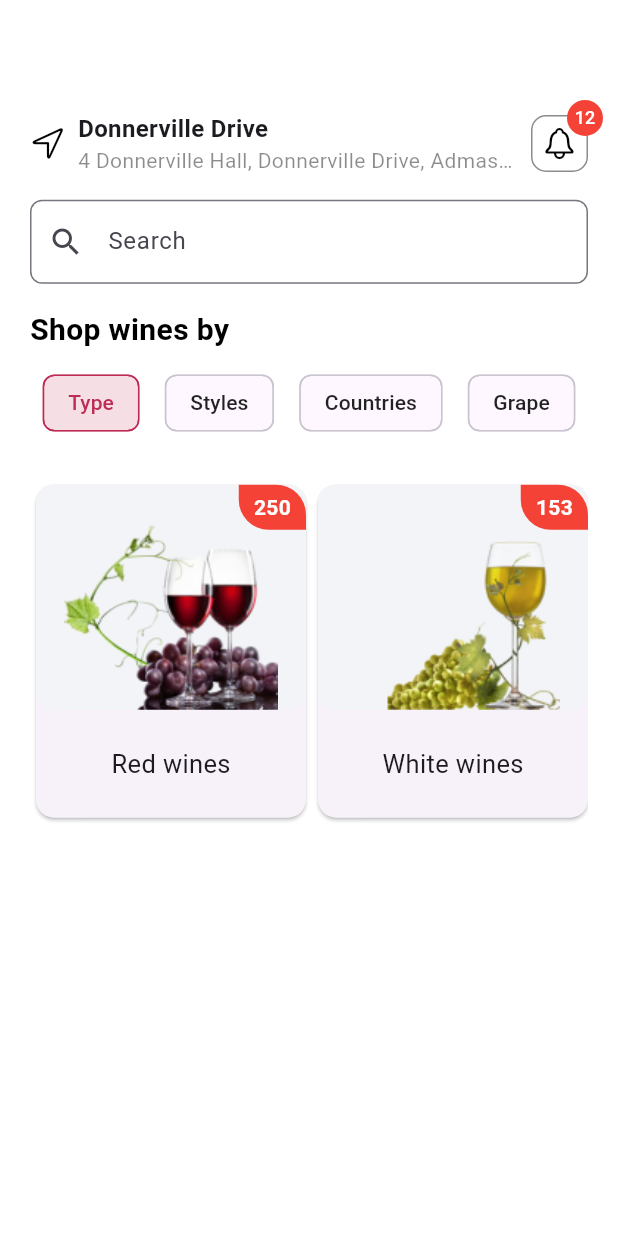
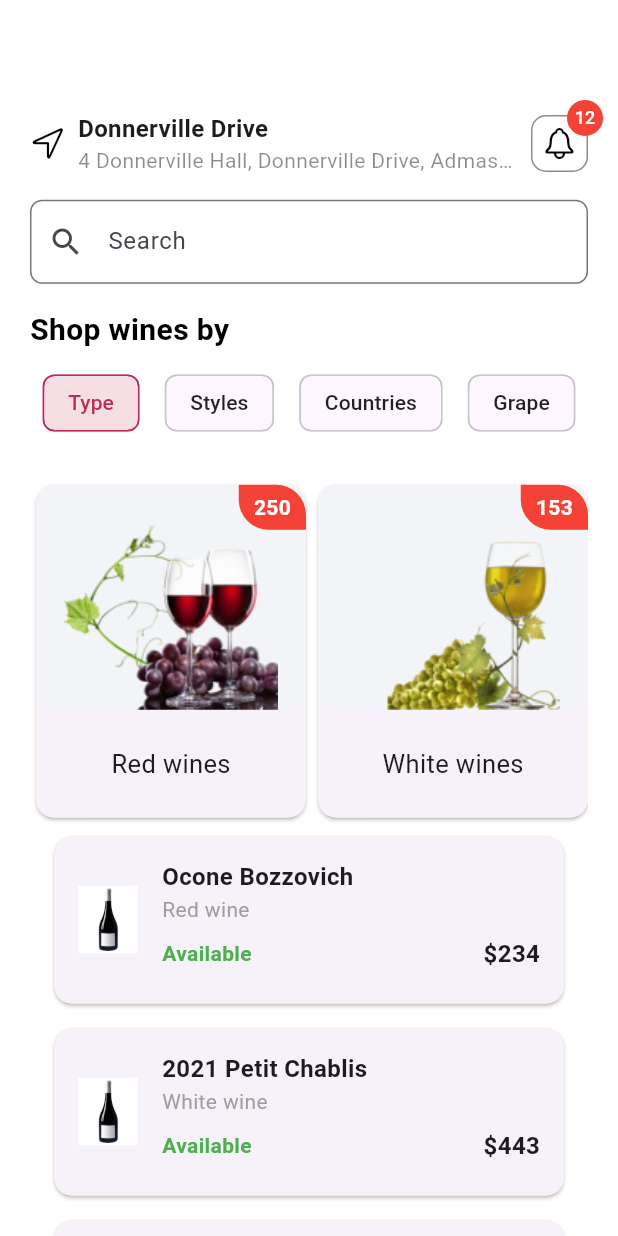
Before and after one commit to bogdanboicu23/wine_shop_app, a Flutter app: the screen it shows after launch, on a phone screen of 412 x 824 dp. Run offline on Flutter 3.47's test engine with Material 3 defaults, Android fonts, the phone set to English and light mode, and no system bars.

Commit message:
created Wine Shop App Mockup

```diff
--- a/lib/components/wine_card.dart
+++ b/lib/components/wine_card.dart
@@ -23,7 +23,7 @@ class WineCard extends StatelessWidget {
         child: Row(
           crossAxisAlignment: CrossAxisAlignment.start,
           children: [
-            Image.asset('assets/wine_bottle.png',
+            Image.asset('assets/win3.jpeg',
                 height: 80, width: 40), // Adaugă un asset pentru imagine
             const SizedBox(width: 16),
             Expanded(
--- a/lib/main.dart
+++ b/lib/main.dart
@@ -3,6 +3,7 @@ import 'package:flutter/material.dart';
 import 'package:flutter/services.dart';
 import 'package:wine_shop_app/components/filter.dart';
 import 'package:wine_shop_app/components/top_wine_card.dart';
+import 'package:wine_shop_app/components/wine_card.dart';
 import 'package:wine_shop_app/models/wine.dart';
 import 'package:wine_shop_app/utils/utils.dart';
 import 'components/header.dart';
@@ -85,33 +86,33 @@ class _WineShopScreenState extends State<WineShopScreen> {
               },
             ),
           ),
-          // const Padding(
-          //   padding: EdgeInsets.symmetric(horizontal: 16.0),
-          //   child: Column(
-          //     children: [
-          //       WineCard(
-          //           name: "Ocone Bozzovich",
-          //           type: "Red wine",
-          //           available: true,
-          //           price: "\$234"),
-          //       WineCard(
-          //           name: "2021 Petit Chablis",
-          //           type: "White wine",
-          //           available: true,
-          //           price: "\$443"),
-          //       WineCard(
-          //           name: "Philippe Fontaine",
-          //           type: "Sparkling wine",
-          //           available: false,
-          //           price: "\$599"),
-          //       WineCard(
-          //           name: "2021 Cicada's Song Rosé",
-          //           type: "Rosé wine",
-          //           available: true,
-          //           price: "\$322"),
-          //     ],
-          //   ),
-          // ),
+          const Padding(
+            padding: EdgeInsets.symmetric(horizontal: 16.0),
+            child: Column(
+              children: [
+                WineCard(
+                    name: "Ocone Bozzovich",
+                    type: "Red wine",
+                    available: true,
+                    price: "\$234"),
+                WineCard(
+                    name: "2021 Petit Chablis",
+                    type: "White wine",
+                    available: true,
+                    price: "\$443"),
+                WineCard(
+                    name: "Philippe Fontaine",
+                    type: "Sparkling wine",
+                    available: false,
+                    price: "\$599"),
+                WineCard(
+                    name: "2021 Cicada's Song Rosé",
+                    type: "Rosé wine",
+                    available: true,
+                    price: "\$322"),
+              ],
+            ),
+          ),
         ],
       ),
     );
```
Also changed, not shown: assets/win3.jpeg (added), assets/wine1.jpeg (added), assets/wine2.jpeg (added), assets/wine4.jpeg (added), pubspec.lock.
